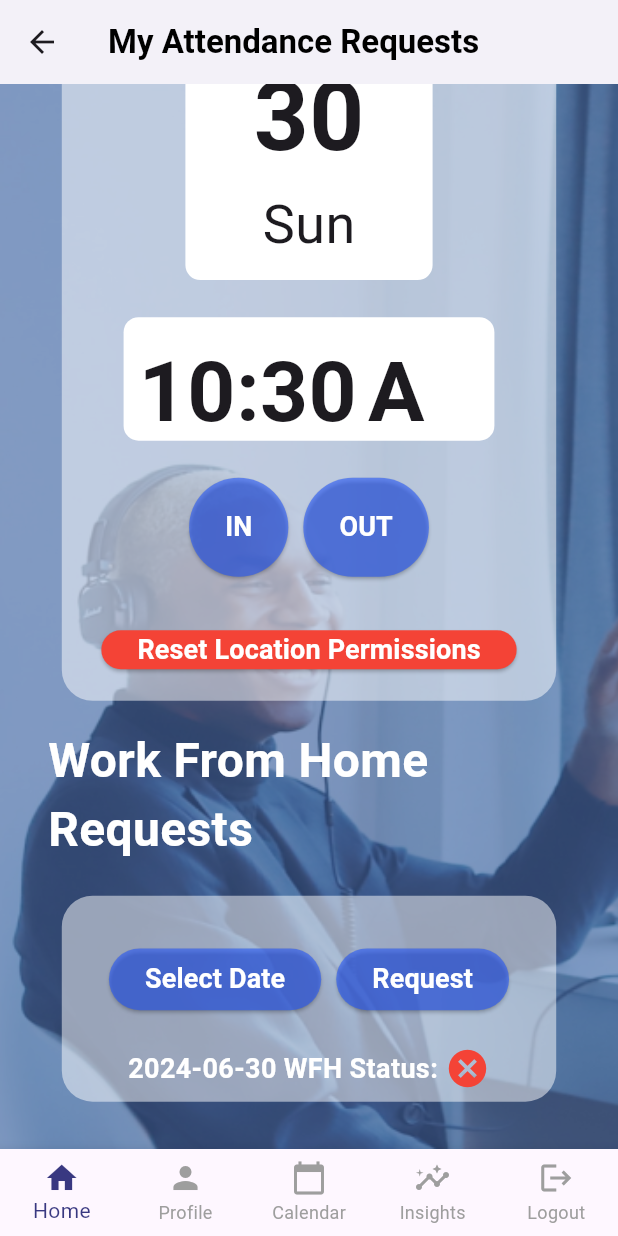
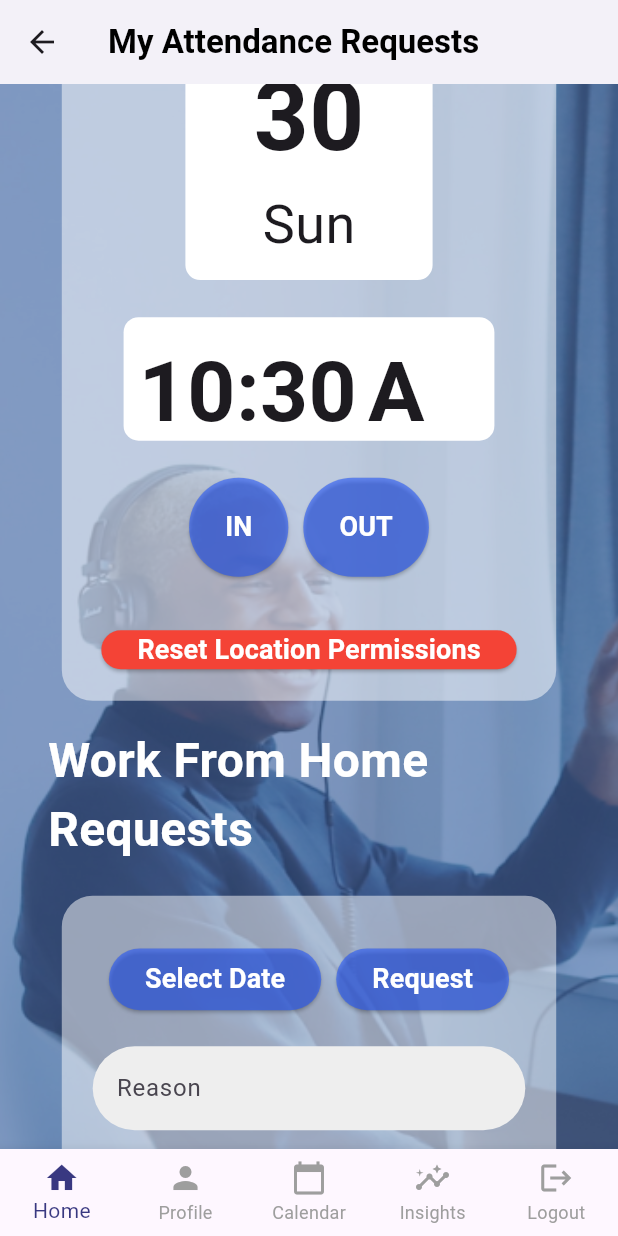
Before and after one commit to Perceptron-Projects/Mobile, a Flutter app: the MarkAttendanceScreen screen opened directly, scrolled down 193 dp, on a phone screen of 412 x 824 dp. Run offline on Flutter 3.47's test engine with Material 3 defaults, Android fonts, the light colour scheme and no system bars; our stand-ins replace fl_chart, flutter_hooks, flutter_riverpod, flutter_secure_storage, flutter_typeahead, geolocator and 3 more; accounts and stored records are empty.

Commit message:
WFH Reason added

```diff
--- a/lib/providers/AttendanceController.dart
+++ b/lib/providers/AttendanceController.dart
@@ -135,7 +135,7 @@ class AttendanceController {
   }
 
 
-  Future<void> sendWorkFromHomeRequest(DateTime date) async {
+  Future<void> sendWorkFromHomeRequest(DateTime date,String reason) async {
       String? employeeId = await storage.read(key: 'userId');
       String? companyId = await storage.read(key: 'companyId');
       String? token = await storage.read(key: 'token');
@@ -159,6 +159,7 @@ class AttendanceController {
           'employeeId': employeeId,
           'companyId': companyId,
           'date': formattedDate,
+          'reason':reason,
         }),
       );
 
--- a/lib/screens/attendance/MarkAttendance.dart
+++ b/lib/screens/attendance/MarkAttendance.dart
@@ -25,6 +25,7 @@ class MarkAttendanceScreen extends HookConsumerWidget {
     final showSnackbar = useState<String?>(null);
     final selectedDate = useState<DateTime>(DateTime.now());
     final workFromHomeStatus = useState<String>('');
+    final TextEditingController reasonController = useTextEditingController();
 
     // Fetch the initial attendance and work-from-home status once
     useEffect(() {
@@ -58,7 +59,8 @@ class MarkAttendanceScreen extends HookConsumerWidget {
     void handleWorkFromHomeRequest() async {
       workFromHomeLoading.value = true;
       try {
-        await ref.read(attendanceControllerProvider).sendWorkFromHomeRequest(selectedDate.value);
+        String reason = reasonController.text.isNotEmpty ? reasonController.text : ' ';
+        await ref.read(attendanceControllerProvider).sendWorkFromHomeRequest(selectedDate.value,reason);
         showCustomSnackbar('Work from home request submitted successfully.');
         // Update work from home status
         ref.read(attendanceControllerProvider).getWorkFromHomeStatus(selectedDate.value).then((status) {
@@ -306,7 +308,7 @@ class MarkAttendanceScreen extends HookConsumerWidget {
                     ),
                     margin: EdgeInsets.only(top: 5),
                     alignment: Alignment.topCenter,
-                    padding: EdgeInsets.symmetric(horizontal: 5,vertical: 7),
+                    padding: EdgeInsets.symmetric(horizontal: 5, vertical: 7),
                     child: Column(
                       mainAxisAlignment: MainAxisAlignment.spaceEvenly,
                       mainAxisSize: MainAxisSize.min,
@@ -332,9 +334,7 @@ class MarkAttendanceScreen extends HookConsumerWidget {
                             ),
                             SizedBox(width: 10),
                             ElevatedButton(
-                              onPressed: workFromHomeLoading.value
-                                  ? null
-                                  : () async {
+                              onPressed: workFromHomeLoading.value ? null : () async {
                                 handleWorkFromHomeRequest();
                               },
                               child: Text(
@@ -351,6 +351,31 @@ class MarkAttendanceScreen extends HookConsumerWidget {
                               ),
                             ),
                           ],
+                        ),
+                        SizedBox(height: screenSize.height * 0.025),
+                        Container(
+                          width: screenSize.width * 0.7,
+                          child: TextFormField(
+                            controller: reasonController,
+                            decoration: InputDecoration(
+                              labelText: 'Reason',
+                              hintText: 'Enter reason for work from home',
+                              filled: true, // To fill the background color
+                              fillColor: Colors.grey[200], // Background color
+                              border: OutlineInputBorder(
+                                borderRadius: BorderRadius.circular(36.0), // Rounded corners
+                                borderSide: BorderSide.none, // No border
+                              ),
+                              enabledBorder: OutlineInputBorder(
+                                borderRadius: BorderRadius.circular(36.0),
+                                borderSide: BorderSide.none,
+                              ),
+                              focusedBorder: OutlineInputBorder(
+                                borderRadius: BorderRadius.circular(12.0),
+                                borderSide: BorderSide.none,
+                              ),
+                            ),
+                          ),
                         ),
                         SizedBox(height: screenSize.height * 0.025),
                         Row(
@@ -387,12 +412,12 @@ class MarkAttendanceScreen extends HookConsumerWidget {
                               ),
                             ),
                             SizedBox(width: 10),
-
                           ],
                         ),
                       ],
                     ),
                   ),
+
                 ],
               ),
             ),
--- a/lib/screens/supervisor/WorkFromHomeRequests.dart
+++ b/lib/screens/supervisor/WorkFromHomeRequests.dart
@@ -80,6 +80,7 @@ class SupervisorWFHDashboardScreen extends HookConsumerWidget {
                     Text('Employee ID: ${request['employeeId']}'),
                     Text('Date: ${request['date']}'),
                     Text('Status: ${request['status']}'),
+                    Text('Reason: ${request['reason'] ?? 'No reason provided'}')
                   ],
                 ),
                 trailing: Row(
```
Also changed, not shown: lib/screens/attendance/ViewWFHRequests.dart (+30 -3 lines).
